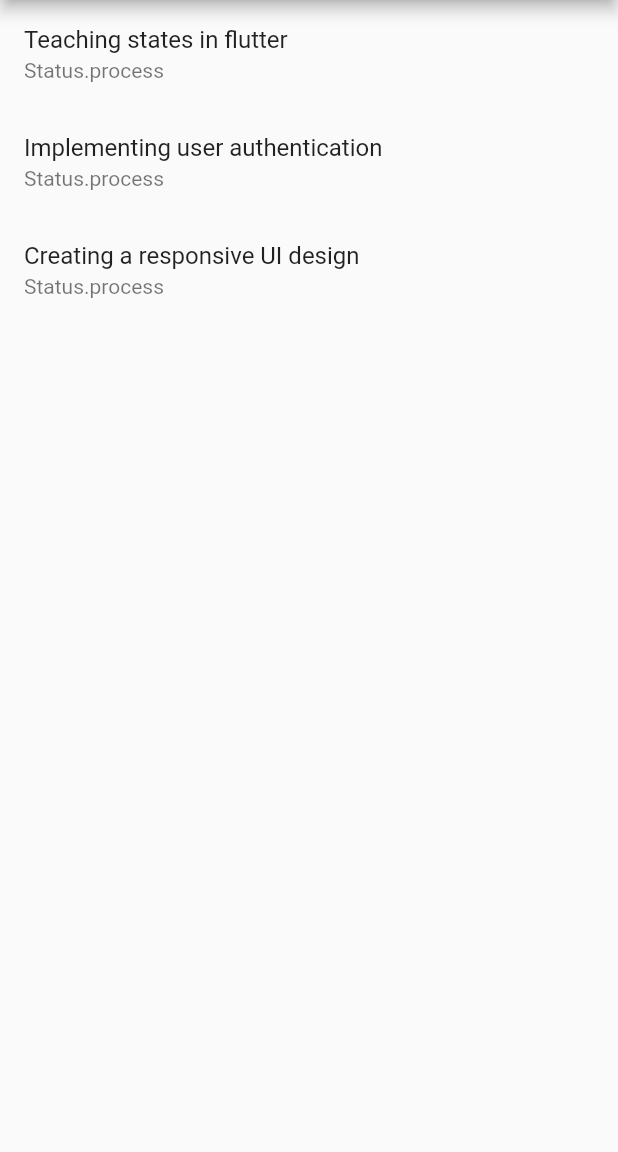
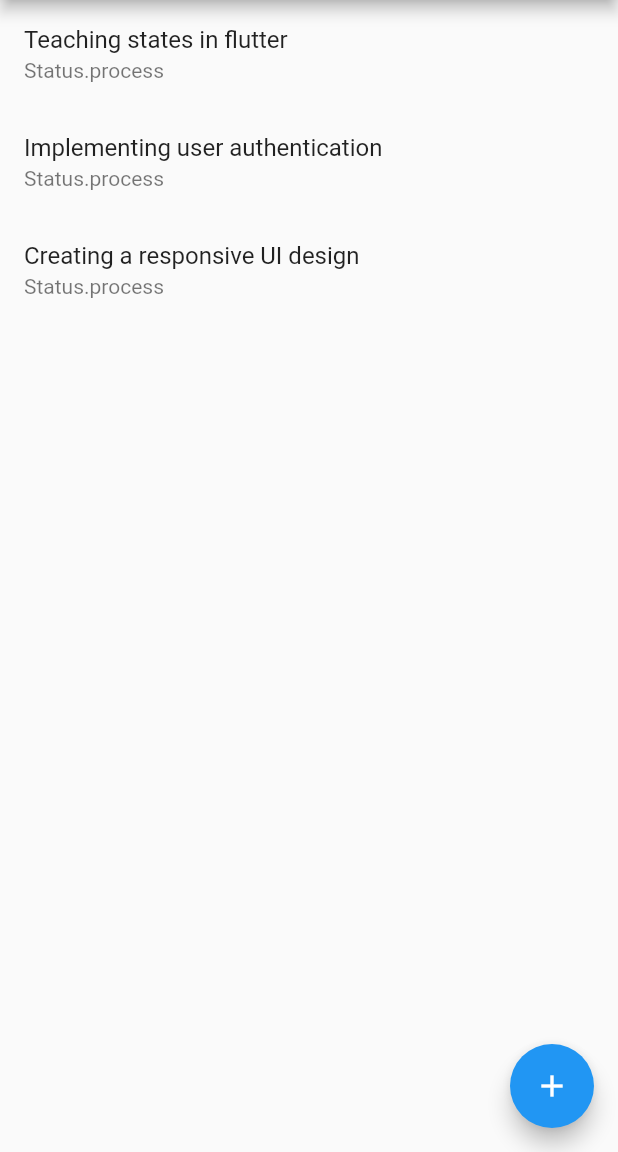
Before and after one commit to adadesions/SSRU_Flutter, a Flutter app: the screen it shows after launch, on a phone screen of 412 x 824 dp, the part 84-1236 px from its top. Run offline on Flutter 3.47's test engine with Material 2 defaults, Android fonts, the light colour scheme and no system bars; our stand-ins replace go_router.

Commit message:
Change todo_page from stateless to stateful widget

```diff
--- /dev/null
+++ b/todo_app/lib/elements/tasks.dart
@@ -0,0 +1,25 @@
+import 'package:flutter/material.dart';
+
+// Models
+import '../models/task.dart';
+
+class Tasks extends StatelessWidget {
+  final List<Task> taskList;
+
+  const Tasks({super.key, this.taskList = const <Task>[]});
+
+  @override
+  Widget build(BuildContext context) {
+    return ListView.builder(
+      itemCount: taskList.length,
+      itemBuilder: (context, index) => Ink(
+        // color: Colors.lightBlue,
+        child: ListTile(
+          title: Text(taskList[index].body),
+          subtitle: Text(taskList[index].status.toString()),
+          onTap: () {},
+        ),
+      ),
+    );
+  }
+}
--- a/todo_app/lib/pages/todo_page.dart
+++ b/todo_app/lib/pages/todo_page.dart
@@ -1,26 +1,42 @@
 import 'package:flutter/material.dart';
+
+// Models
+import '../models/task.dart';
 
 // Data
 import '../data/task_list.dart';
 
-class TodoPage extends StatelessWidget {
+// Widgets
+import '../elements/tasks.dart';
+
+class TodoPage extends StatefulWidget {
   const TodoPage({super.key});
+
+  @override
+  State<StatefulWidget> createState() => _TodoPageState();
+}
+
+class _TodoPageState extends State<TodoPage> {
+  final List<Task> _taskList = taskList;
 
   @override
   Widget build(BuildContext context) => Scaffold(
         appBar: AppBar(
           title: const Text("Todo App"),
         ),
-        body: ListView.builder(
-          itemCount: taskList.length,
-          itemBuilder: (context, index) => Ink(
-            // color: Colors.lightBlue,
-            child: ListTile(
-              title: Text(taskList[index].body),
-              subtitle: Text(taskList[index].status.toString()),
-              onTap: () {},
-            ),
-          ),
+        body: Tasks(taskList: taskList),
+        floatingActionButton: FloatingActionButton(
+          onPressed: _addNewTask,
+          child: const Icon(Icons.add),
         ),
       );
+
+  void _addNewTask() {
+    setState(() {
+      _taskList.add(Task(
+          id: _taskList.length,
+          body: "New task: 0${_taskList.length}",
+          status: Status.process));
+    });
+  }
 }
```
